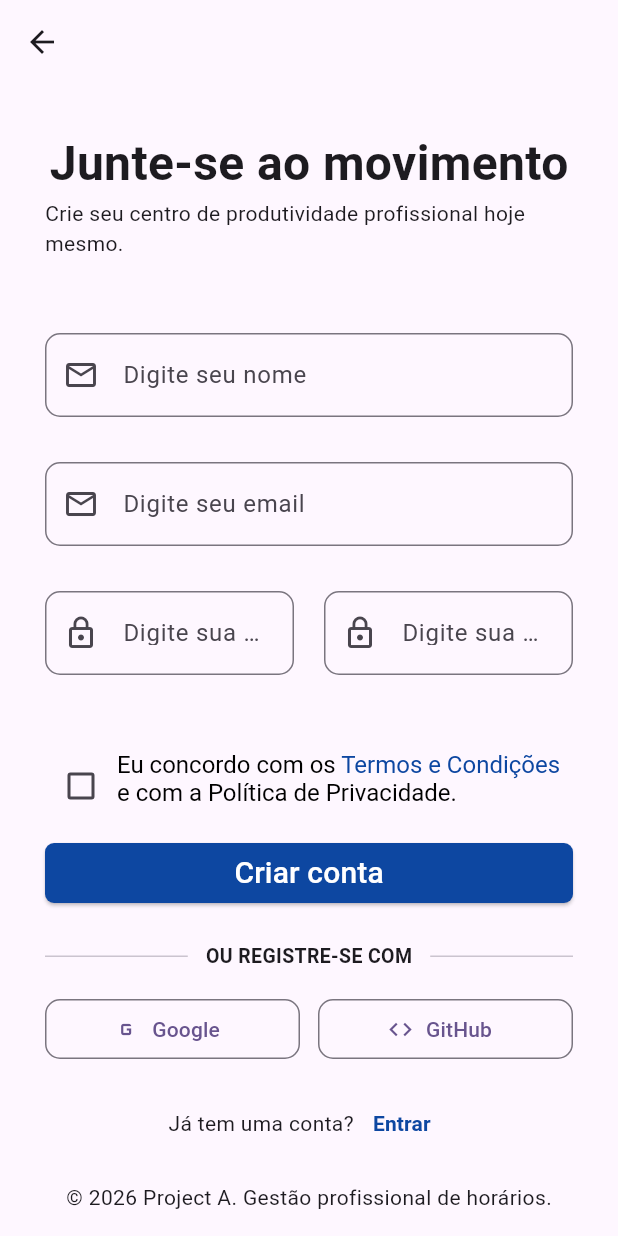
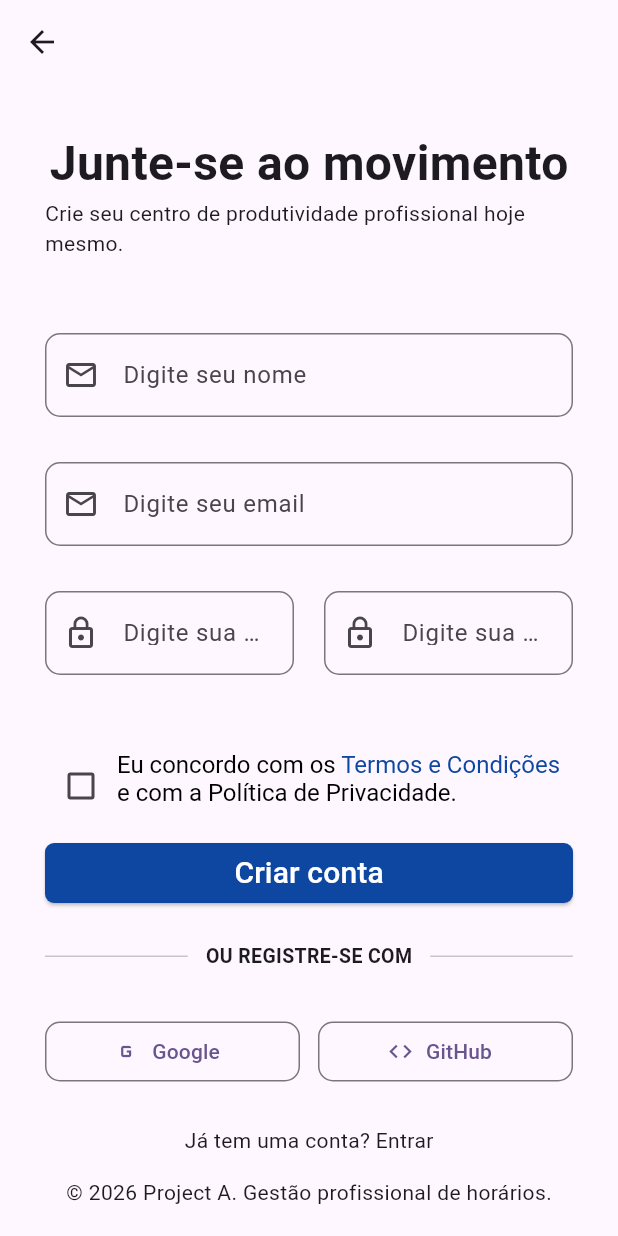
Before and after one commit to HiagoCarlos/Calendar, a Flutter app: the ViewSignup screen opened by its route, on a phone screen of 412 x 824 dp. Run offline on Flutter 3.47's test engine with Material 3 defaults, Android fonts, the light colour scheme and no system bars.

Commit message:
Refactor: Mobile Login, Signup and Widgets

```diff
--- a/mobile/lib/main.dart
+++ b/mobile/lib/main.dart
@@ -13,15 +13,14 @@ class MyApp extends StatelessWidget {
   Widget build(BuildContext context) {
     return MaterialApp(
       debugShowCheckedModeBanner: false,
-      home: ViewSignup(),
       title: "Calendar",
       theme: ThemeData(
         useMaterial3: true,
         colorScheme: ColorScheme.fromSeed(seedColor: Colors.deepPurple),
       ),
-      initialRoute: "/",
+      initialRoute: "/login",
       routes: {
-        "//": (context) => const ViewHome(),
+        "/": (context) => const ViewHome(),
         "/login": (context) => const ViewLogin(),
         "/signup": (context) => const ViewSignup(),
       },
--- a/mobile/lib/view/auth/ViewSignup.dart
+++ b/mobile/lib/view/auth/ViewSignup.dart
@@ -1,6 +1,8 @@
+import 'package:calendar/view/auth/ViewLogin.dart';
 import 'package:calendar/widget/WidgetBody.dart';
 import 'package:calendar/widget/WidgetButton.dart';
 import 'package:calendar/widget/WidgetInput.dart';
+import 'package:calendar/widget/WidgetOAuth.dart';
 import 'package:calendar/widget/WidgetOAuthButton.dart';
 import 'package:flutter/material.dart';
 
@@ -114,57 +116,23 @@ class _ViewSignup extends State<ViewSignup> {
 
             WidgetButton(text: "Criar conta"),
 
-            Row(
-              children: [
-                Expanded(child: Divider()),
-                Padding(
-                  padding: EdgeInsets.symmetric(horizontal: 12),
-                  child: Text(
-                    "OU REGISTRE-SE COM",
-                    style: TextStyle(
-                      fontSize: 13,
-                      fontWeight: FontWeight.bold,
-                    ),
+            WidgetOAuth("OU REGISTRE-SE COM"),
+
+            GestureDetector(
+              onTap: () {
+                Navigator.push(
+                  context,
+                  MaterialPageRoute(
+                    builder: (context) => ViewLogin(),
                   ),
-                ),
-                Expanded(child: Divider()),
-              ],
-            ),
-            SizedBox(height: 15),
-            Row(
-              children: [
-                Expanded(
-                  child: WidgetOAuthButton(
-                    text: "Google",
-                    icon: Icons.g_mobiledata
-                  ),
-                ),
-
-                SizedBox(height: 10, width: 12),
-                Expanded(
-                  child: WidgetOAuthButton(
-                    text: "GitHub",
-                    icon: Icons.code
-                  ),
-                ),
-              ],
-            ),
-            SizedBox(height: 15),
-            Row(
-              mainAxisAlignment: MainAxisAlignment.center,
-              children: [
-                Text("Já tem uma conta?"),
-                TextButton(
-                  onPressed: () {},
-                  child: Text(
-                    "Entrar",
-                    style: TextStyle(
-                      color: Colors.blue.shade900,
-                      fontWeight: FontWeight(700),
-                    ),
-                  ),
-                ),
-              ],
+                );
+              },
+              child: Row(
+                mainAxisAlignment: MainAxisAlignment.center,
+                children: [
+                  Text("Já tem uma conta? Entrar"),
+                ],
+              ),
             ),
             SizedBox(height: 15),
             Center(
--- /dev/null
+++ b/mobile/lib/widget/WidgetOAuth.dart
@@ -0,0 +1,59 @@
+import 'package:calendar/widget/WidgetOAuthButton.dart';
+import 'package:flutter/material.dart';
+
+class WidgetOAuth extends StatefulWidget {
+  final String text;
+
+  const WidgetOAuth(
+    this.text, {
+    super.key,
+  });
+
+  @override
+  _WidgetOAuth createState() => _WidgetOAuth();
+}
+
+class _WidgetOAuth extends State<WidgetOAuth> {
+  @override
+  Widget build(BuildContext context) {
+    return Column(
+      children: [
+        Row(
+          children: [
+            Expanded(child: Divider()),
+            Padding(
+              padding: EdgeInsets.symmetric(horizontal: 12),
+              child: Text(
+                widget.text,
+                style: TextStyle(
+                  fontSize: 13,
+                  fontWeight: FontWeight.bold,
+                ),
+              ),
+            ),
+            Expanded(child: Divider()),
+          ],
+        ),
+        SizedBox(height: 30),
+        Row(
+          children: [
+            Expanded(
+              child: WidgetOAuthButton(
+                icon: Icons.g_mobiledata,
+                text: "Google",
+              ),
+            ),
+            SizedBox(width: 12),
+            Expanded(
+              child: WidgetOAuthButton(
+                icon: Icons.code,
+                text: "GitHub",
+              ),
+            ),
+          ],
+        ),
+        SizedBox(height: 25),
+      ],
+    );
+  }
+}
```
Also changed, not shown: mobile/lib/view/ViewHome.dart (+5 -23 lines), mobile/lib/view/auth/ViewLogin.dart (+36 -115 lines).
